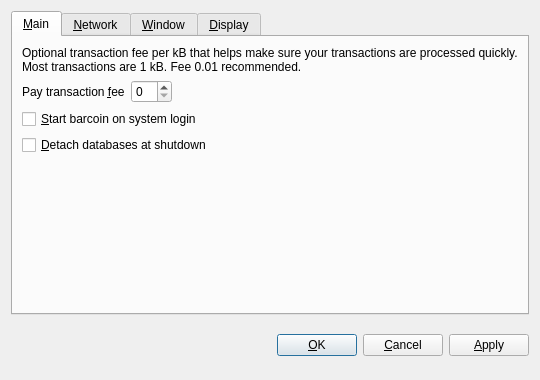
cardswin2005/nlocoin, file src/qt/forms/optionsdialog.ui: the form before one commit.
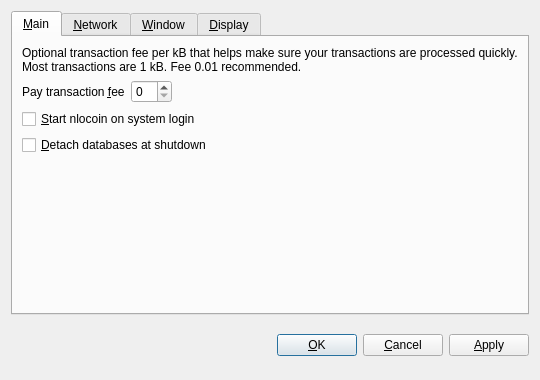
The form after the commit. The open tabs and pages were chosen to show the change. Custom widgets are drawn as their Qt base class.

The edit to the form file:
```diff
--- a/src/qt/forms/optionsdialog.ui
+++ b/src/qt/forms/optionsdialog.ui
@@ -82,7 +82,7 @@
           <string>Automatically start barcoin after logging in to the system.</string>
          </property>
          <property name="text">
-          <string>&amp;Start barcoin on system login</string>
+          <string>&amp;Start nlocoin on system login</string>
          </property>
         </widget>
        </item>
```
Left out of the diff: 10 changed lines with no effect on the pictures.
